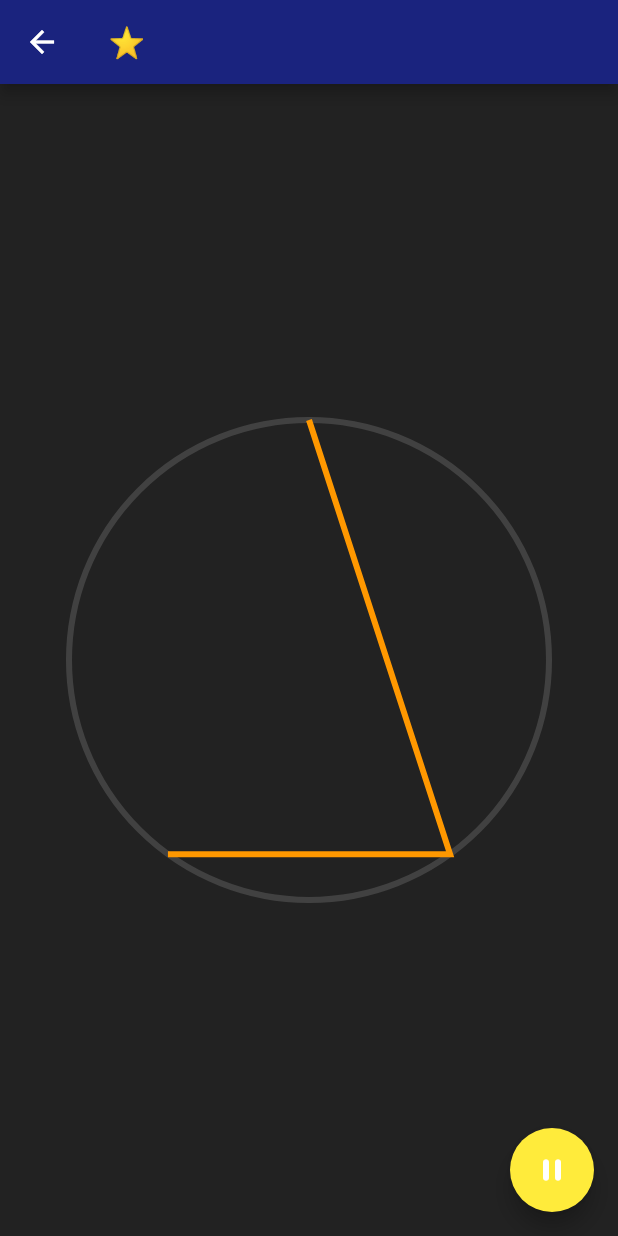
After one commit to kenta-wakasa/flutter_playground, a Flutter app: the AnimationPage screen opened directly, after a tap on the "play arrow" icon, on a phone screen of 412 x 824 dp. The commit adds this screen. Run offline on Flutter 3.47's test engine with Material 2 defaults, Android fonts, the phone set to English and light mode, and no system bars; our stand-ins replace file_picker, flutter_riverpod, freezed_annotation; missing offline and left inert: flutter_inappwebview; generated files the repository leaves out were written again.

Commit message:
feat: アニメーションさせるやつ追加

```diff
--- /dev/null
+++ b/lib/ui/animation/animation_con.dart
@@ -0,0 +1,74 @@
+import 'dart:math';
+
+import 'package:flutter/material.dart';
+
+class AnimationCon extends ChangeNotifier {
+  AnimationCon() {
+    _sourceOffset = const Offset(0, -160);
+    _destOffsetList.add(_sourceOffset);
+  }
+  @override
+  void dispose() {
+    super.dispose();
+    _start = false;
+  }
+
+  Offset _sourceOffset;
+  final _destOffsetList = <Offset>[];
+  var _start = false;
+  var _isPlaying = false;
+  var _radians = 0.0;
+  final _fps = 60;
+
+  List<Offset> get destinationOffsetList => _destOffsetList;
+  bool get start => _start;
+  bool get isPlaying => _isPlaying;
+
+  Future<void> _mainloop() async {
+    const fractionSize = 120;
+    _isPlaying = true;
+    var frame = 0;
+    final waitTime = 1000000 ~/ _fps;
+    while (start) {
+      _destOffsetList[_destOffsetList.length - 1] =
+          _affinTranslate(_sourceOffset, radians: _radians);
+      if (frame % (2 * fractionSize ~/ 5) == 0) {
+        _destOffsetList.add(_destOffsetList[_destOffsetList.length - 1]);
+        if (frame == fractionSize * 2) {
+          _start = false;
+        }
+      }
+      frame++;
+      _radians += 2 * pi / fractionSize;
+      notifyListeners();
+      await Future<void>.delayed(Duration(microseconds: waitTime));
+    }
+    _isPlaying = false;
+    notifyListeners();
+  }
+
+  Offset _affinTranslate(
+    Offset pos, {
+    double radians = 0,
+    double scale = 1.0,
+    double tx = 0,
+    double ty = 0,
+  }) {
+    final dx = scale * (pos.dx * cos(radians) - pos.dy * sin(radians)) + tx;
+    final dy = scale * (pos.dx * sin(radians) + pos.dy * cos(radians)) + ty;
+    return Offset(dx, dy);
+  }
+
+  void startLoop() {
+    if (!_isPlaying) {
+      _start = true;
+      _mainloop();
+    }
+  }
+
+  void stopLoop() {
+    if (_isPlaying) {
+      _start = false;
+    }
+  }
+}
--- /dev/null
+++ b/lib/ui/animation/animation_page.dart
@@ -0,0 +1,48 @@
+import 'package:flutter/material.dart';
+
+import 'package:flutter_riverpod/flutter_riverpod.dart';
+
+import 'animation_con.dart';
+import 'painter.dart';
+
+final animationProvider = ChangeNotifierProvider.autoDispose<AnimationCon>(
+  (ref) => AnimationCon(),
+);
+
+class AnimationPage extends ConsumerWidget {
+  const AnimationPage({Key key}) : super(key: key);
+
+  static const String title = '⭐️';
+  @override
+  Widget build(BuildContext context, ScopedReader watch) {
+    final _provider = watch(animationProvider);
+    return Scaffold(
+      backgroundColor: Colors.black87,
+      appBar: AppBar(
+        backgroundColor: Colors.indigo[900],
+        title: const Text(
+          title,
+          style: TextStyle(fontWeight: FontWeight.bold),
+        ),
+      ),
+      floatingActionButton: FloatingActionButton(
+          onPressed: () {
+            if (_provider.isPlaying) {
+              _provider.stopLoop();
+            } else {
+              _provider.startLoop();
+            }
+          },
+          backgroundColor: _provider.isPlaying ? Colors.yellow : Colors.green,
+          child: Icon(
+            _provider.isPlaying
+                ? Icons.pause_rounded
+                : Icons.play_arrow_rounded,
+          )),
+      body: Center(
+        child: CustomPaint(
+            painter: Painter(offsetList: _provider.destinationOffsetList)),
+      ),
+    );
+  }
+}
--- /dev/null
+++ b/lib/ui/animation/painter.dart
@@ -0,0 +1,25 @@
+import 'package:flutter/material.dart';
+
+class Painter extends CustomPainter {
+  Painter({@required this.offsetList});
+  List<Offset> offsetList;
+  @override
+  void paint(Canvas canvas, Size size) {
+    final paint = Paint()
+      ..color = Colors.grey.withOpacity(0.25)
+      ..strokeWidth = 4.0
+      ..style = PaintingStyle.stroke;
+
+    canvas.drawCircle(Offset.zero, offsetList.first.dy.abs(), paint);
+
+    paint.color = Colors.orange;
+
+    final path = Path()..addPolygon(offsetList, false);
+    canvas.drawPath(path, paint);
+  }
+
+  @override
+  bool shouldRepaint(Painter oldDelegate) {
+    return true;
+  }
+}
--- a/lib/ui/sample_list/sample_list_controller.dart
+++ b/lib/ui/sample_list/sample_list_controller.dart
@@ -3,6 +3,7 @@ import 'package:flutter/material.dart';
 import 'package:flutter_riverpod/flutter_riverpod.dart';
 
 import '../../entity/sample_data.dart';
+import '../animation/animation_page.dart';
 import '../canvas/canvas_page.dart';
 import '../clear_button/clear_button_page.dart';
 import '../counter/counter_page.dart';
@@ -66,6 +67,11 @@ class SampleListController extends ChangeNotifier {
         description: '座標の回転をやってみたい',
         page: CanvasPage(),
       ),
+      const SampleData(
+        title: AnimationPage.title,
+        description: 'アニメーションをやる',
+        page: AnimationPage(),
+      ),
     ];
   }
   List<SampleData> sampleDataList;
--- a/lib/ui/template/template_page.dart
+++ b/lib/ui/template/template_page.dart
@@ -21,9 +21,6 @@ class TemplatePage extends ConsumerWidget {
           style: TextStyle(fontWeight: FontWeight.bold),
         ),
       ),
-      body: CustomPaint(
-
-       painter: Painter(),
     );
   }
 }
```
